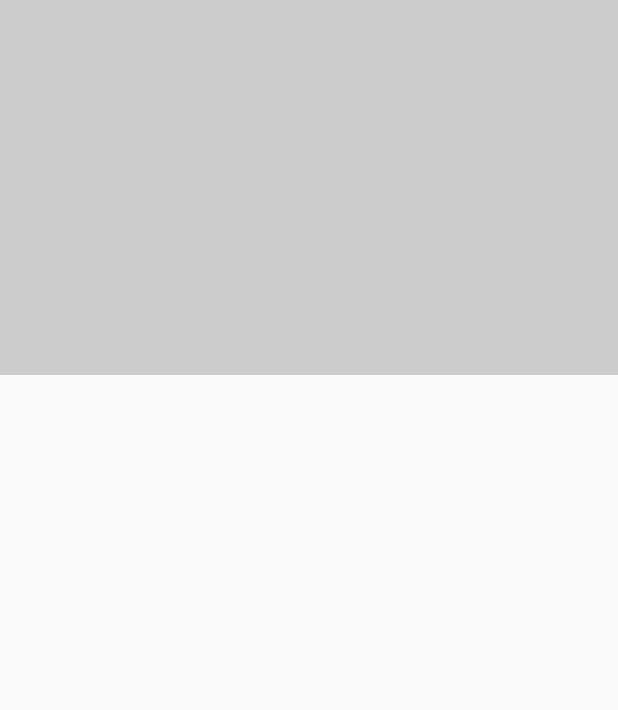
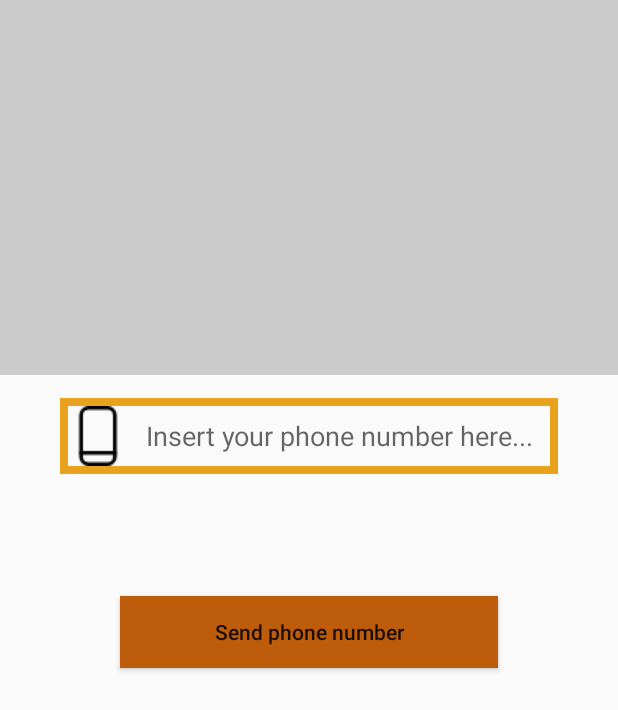
Before and after one commit to Mikksam/Chatr, an Android app: the PhoneLoginActivity screen opened directly, with no data from a screen before it, on a phone screen of 412 x 824 dp. Shown: the top 710 px of the screen. Run offline under Robolectric (Android 15) with nearby library versions, the phone set to English and light mode, and no system bars; our stand-ins replace Firebase (no records; nobody signed in at launch, a user with empty details on screens opened directly).

Commit message:
Made phone verification layout

```diff
--- a/app/src/main/java/com/example/chatr/PhoneLoginActivity.java
+++ b/app/src/main/java/com/example/chatr/PhoneLoginActivity.java
@@ -3,6 +3,9 @@ package com.example.chatr;
 import androidx.appcompat.app.AppCompatActivity;
 
 import android.os.Bundle;
+import android.view.View;
+import android.widget.Button;
+import android.widget.EditText;
 
 import com.google.firebase.auth.FirebaseAuth;
 import com.google.firebase.database.DatabaseReference;
@@ -13,12 +16,35 @@ public class PhoneLoginActivity extends AppCompatActivity {
     private FirebaseAuth mAuth;
     private DatabaseReference PhoneLogRef;
 
+    private EditText phoneNumber, verificationCode;
+    private Button phoneNumberButton, verifyButton;
+
     @Override
     protected void onCreate(Bundle savedInstanceState) {
         super.onCreate(savedInstanceState);
         setContentView(R.layout.activity_phone_login);
 
         PhoneLogRef = FirebaseDatabase.getInstance().getReference();
+
+        InitializeComponents();
+
+        phoneNumberButton.setOnClickListener(new View.OnClickListener() {
+            @Override
+            public void onClick(View v) {
+
+            }
+        });
+
+    }
+
+    //Initialize components used in the phone login layout
+    private void InitializeComponents() {
+
+        phoneNumber = (EditText) findViewById(R.id.phone_number);
+        verificationCode = (EditText) findViewById(R.id.phone_verification_number);
+        phoneNumberButton = (Button) findViewById(R.id.phone_submit_button);
+        verifyButton = (Button) findViewById(R.id.verify_button);
+
     }
 
 
--- a/app/src/main/res/layout/activity_phone_login.xml
+++ b/app/src/main/res/layout/activity_phone_login.xml
@@ -8,7 +8,7 @@
     tools:context=".PhoneLoginActivity">
 
     <ImageView
-        android:id="@+id/login_picture"
+        android:id="@+id/phone_register_picture"
         android:layout_width="match_parent"
         android:layout_height="250dp"
         android:background="@color/colorAccent"
@@ -17,5 +17,73 @@
     </ImageView>
 
 
+    <EditText
+        android:id="@+id/phone_number"
+        android:layout_width="match_parent"
+        android:layout_height="wrap_content"
+        android:hint="Insert your phone number here..."
+        android:textAllCaps="false"
+        android:layout_below="@+id/phone_register_picture"
+        android:padding="5dp"
+        android:background="@drawable/inputs"
+        android:textAlignment="center"
+        android:layout_marginTop="15dp"
+        android:layout_marginLeft="40dp"
+        android:layout_marginRight="40dp"
+        android:drawableStart="@drawable/streamline_icon_mobile_phone_b"
+        >
+
+    </EditText>
+
+    <EditText
+        android:id="@+id/phone_verification_number"
+        android:layout_width="match_parent"
+        android:layout_height="wrap_content"
+        android:hint="Enter verification code"
+        android:textAllCaps="false"
+        android:layout_below="@+id/phone_number"
+        android:padding="5dp"
+        android:background="@drawable/inputs"
+        android:textAlignment="center"
+        android:layout_marginTop="15dp"
+        android:layout_marginLeft="40dp"
+        android:layout_marginRight="40dp"
+        android:drawableStart="@drawable/streamline_icon_lock_black"
+        android:visibility="invisible"
+        >
+
+    </EditText>
+
+    <Button
+        android:id="@+id/phone_submit_button"
+        android:layout_width="match_parent"
+        android:layout_height="wrap_content"
+        android:layout_below="@+id/phone_verification_number"
+        android:background="@drawable/buttons"
+        android:layout_marginLeft="80dp"
+        android:layout_marginRight="80dp"
+        android:layout_marginTop="15dp"
+        android:text="Send phone number"
+        android:textAllCaps="false"
+        >
+
+    </Button>
+
+    <Button
+        android:id="@+id/verify_button"
+        android:layout_width="match_parent"
+        android:layout_height="wrap_content"
+        android:layout_below="@+id/phone_submit_button"
+        android:background="@drawable/buttons"
+        android:layout_marginLeft="80dp"
+        android:layout_marginRight="80dp"
+        android:layout_marginTop="15dp"
+        android:text="Send phone number"
+        android:textAllCaps="false"
+        android:visibility="invisible"
+        >
+
+    </Button>
+
 
 </RelativeLayout>
```
Also changed, not shown: app/src/main/res/drawable/default_profile_image.jpg (added), app/src/main/res/drawable/streamline_icon_notes_edit.png (added), app/src/main/res/drawable/streamline_icon_send_b.png (added), app/src/main/res/drawable/streamline_icon_send_w.png (added), app/src/main/res/drawable/streamline_icon_single_neutral.png (added), app/src/main/res/drawable/streamline_icon_single_neutral_b.png (added).
